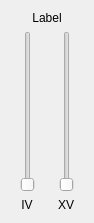
Above: yatel/gui/uis/DoubleSlider.ui from leliel12/yatel before the change. Below: the same form after it.
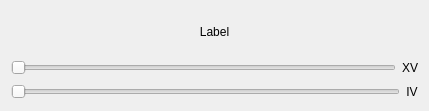
That is the form after the change.

Commit message: the layout is stop break

```diff
--- a/yatel/gui/uis/DoubleSlider.ui
+++ b/yatel/gui/uis/DoubleSlider.ui
@@ -6,10 +6,16 @@
    <rect>
     <x>0</x>
     <y>0</y>
-    <width>94</width>
-    <height>223</height>
+    <width>429</width>
+    <height>111</height>
    </rect>
   </property>
+  <property name="maximumSize">
+   <size>
+    <width>16777214</width>
+    <height>16777215</height>
+   </size>
+  </property>
   <property name="windowTitle">
    <string>Form</string>
   </property>
@@ -25,20 +31,20 @@
     </widget>
    </item>
    <item>
-    <layout class="QHBoxLayout" name="horizontalLayout">
+    <layout class="QVBoxLayout" name="verticalLayout_4">
      <item>
-      <layout class="QVBoxLayout" name="verticalLayout_2">
-       <item alignment="Qt::AlignHCenter">
-        <widget class="QSlider" name="minSlider">
+      <layout class="QHBoxLayout" name="horizontalLayout">
+       <item>
+        <widget class="QSlider" name="maxSlider">
          <property name="orientation">
-          <enum>Qt::Vertical</enum>
+          <enum>Qt::Horizontal</enum>
          </property>
         </widget>
        </item>
-       <item alignment="Qt::AlignHCenter">
-        <widget class="QLabel" name="minValueLabel">
+       <item>
+        <widget class="QLabel" name="maxValueLabel">
          <property name="text">
-          <string>IV</string>
+          <string>XV</string>
          </property>
          <property name="alignment">
           <set>Qt::AlignCenter</set>
@@ -48,18 +54,18 @@
       </layout>
      </item>
      <item>
-      <layout class="QVBoxLayout" name="verticalLayout_3">
-       <item alignment="Qt::AlignHCenter">
-        <widget class="QSlider" name="maxSlider">
+      <layout class="QHBoxLayout" name="horizontalLayout_2">
+       <item>
+        <widget class="QSlider" name="minSlider">
          <property name="orientation">
-          <enum>Qt::Vertical</enum>
+          <enum>Qt::Horizontal</enum>
          </property>
         </widget>
        </item>
-       <item alignment="Qt::AlignHCenter">
-        <widget class="QLabel" name="maxValueLabel">
+       <item>
+        <widget class="QLabel" name="minValueLabel">
          <property name="text">
-          <string>XV</string>
+          <string>IV</string>
          </property>
          <property name="alignment">
           <set>Qt::AlignCenter</set>
```
The commit also changes 7 other files.
